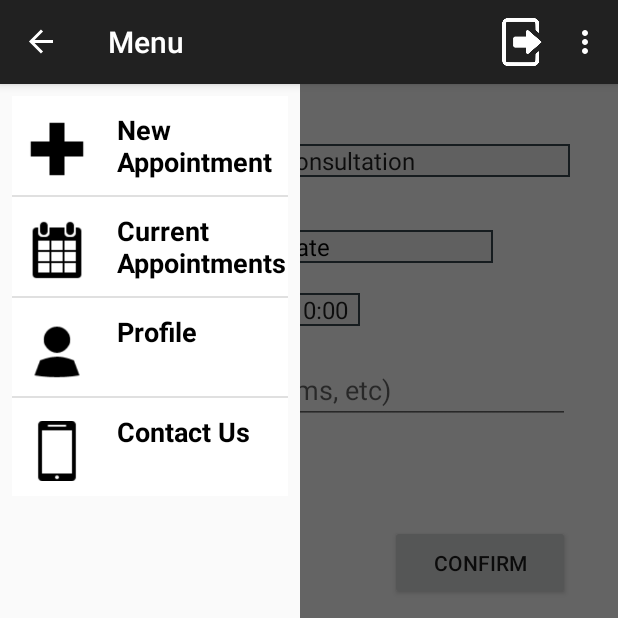
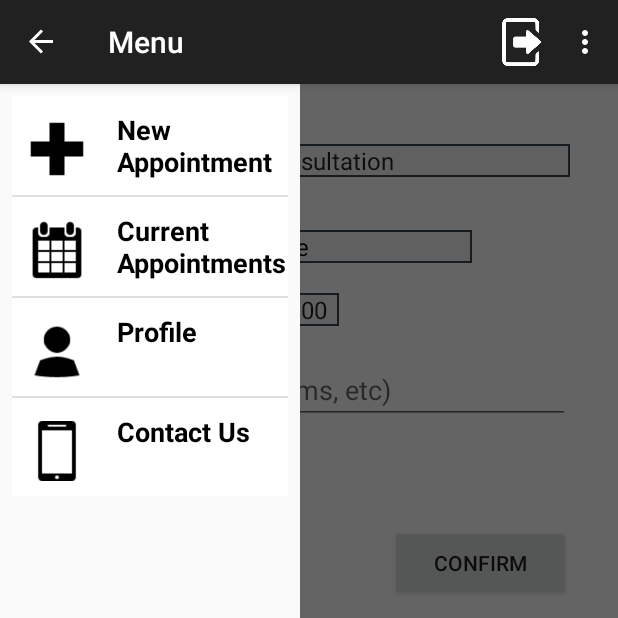
Before and after one commit to jayel92/AceCoders, an Android app: the ChangeAppt screen opened directly, with no data from a screen before it, with the side drawer open, on a phone screen of 412 x 824 dp, the top half of it. Run offline under Robolectric (Android 15) with nearby library versions, the phone set to English and light mode, and no system bars; 2 statements that could not run were skipped.

Commit message:
Improved UI

```diff
--- a/ABS v6/app/src/main/java/com/example/jianlongguo/abs/Activities/ApptInfoActivity.java
+++ b/ABS v6/app/src/main/java/com/example/jianlongguo/abs/Activities/ApptInfoActivity.java
@@ -92,7 +92,7 @@ public class ApptInfoActivity extends BaseActivity implements View.OnClickListen
     public void onClick(View v){
         switch(v.getId()){
             case R.id.cancelApptBut:
-                CancelApptDialog dia = new CancelApptDialog(this);
+                CancelApptDialog dia = new CancelApptDialog(this,p1,appt);
                 dia.show();
                 break;
             case R.id.changeApptBut:
--- a/ABS v6/app/src/main/java/com/example/jianlongguo/abs/Activities/ChangeAppt.java
+++ b/ABS v6/app/src/main/java/com/example/jianlongguo/abs/Activities/ChangeAppt.java
@@ -6,6 +6,7 @@ import android.os.Bundle;
 import com.example.jianlongguo.abs.Entities.Appointment;
 import com.example.jianlongguo.abs.Entities.Patient;
 import com.google.gson.Gson;
+
 
 /**
  * Created by jianlongguo on 15/4/15.
@@ -18,7 +19,7 @@ public class ChangeAppt extends NewAppt {
     @Override
     protected void onCreate(Bundle savedInstanceState) {
         super.onCreate(savedInstanceState);
-        setContentView(R.layout.activity_new_appt);
+        setContentView(R.layout.activity_edit_appt);
 
         String jsonMyObject = null;
         Bundle extras = getIntent().getExtras();
--- a/ABS v6/app/src/main/java/com/example/jianlongguo/abs/Activities/DisplayCurrAppt.java
+++ b/ABS v6/app/src/main/java/com/example/jianlongguo/abs/Activities/DisplayCurrAppt.java
@@ -171,7 +171,7 @@ public class DisplayCurrAppt extends BaseActivity implements AdapterView.OnItemC
                 this.ent = result;
             else if (result.getClinic() == "Dental")
                 this.den = result;
-            else if (result.getClinic() == "Women")
+            else if (result.getClinic() == "Women's Health")
                 this.women = result;
 
             apptArray.add(result);
--- a/ABS v6/app/src/main/java/com/example/jianlongguo/abs/Activities/NewAppt.java
+++ b/ABS v6/app/src/main/java/com/example/jianlongguo/abs/Activities/NewAppt.java
@@ -185,7 +185,7 @@ public class NewAppt extends BaseActivity implements OnItemSelectedListener, OnC
                     else
                         referral = "0";
                     try {
-                        new NewApptBackground(this).execute(p1.getNric(),desStr,dateStr,time,referral,type,clinic);
+                        new NewApptBackground(this,p1).execute(p1.getNric(),desStr,dateStr,time,referral,type,clinic);
 
                     } catch (Exception e) {
                         descTxt.setText(e.toString());
--- a/ABS v6/app/src/main/java/com/example/jianlongguo/abs/Activities/ResetPasswordDialog.java
+++ b/ABS v6/app/src/main/java/com/example/jianlongguo/abs/Activities/ResetPasswordDialog.java
@@ -44,7 +44,7 @@ public class ResetPasswordDialog extends Dialog implements View.OnClickListener
     public void onClick(View v) {
         switch (v.getId()) {
             case R.id.cancelBut:
-                c.finish();
+                dismiss();
                 break;
             case R.id.submitBut:
                 //do something
--- a/ABS v6/app/src/main/java/com/example/jianlongguo/abs/DB/DisplayBackground.java
+++ b/ABS v6/app/src/main/java/com/example/jianlongguo/abs/DB/DisplayBackground.java
@@ -2,13 +2,10 @@ package com.example.jianlongguo.abs.DB;
 
 import android.content.Context;
 import android.os.AsyncTask;
-import android.widget.Toast;
 
 import com.example.jianlongguo.abs.Activities.AsyncResponse;
-import com.example.jianlongguo.abs.Drawer.ApptAdapter;
 import com.example.jianlongguo.abs.Entities.Appointment;
 import com.example.jianlongguo.abs.Entities.Patient;
-
 
 import java.io.BufferedReader;
 import java.io.InputStreamReader;
@@ -65,7 +62,7 @@ protected Appointment doInBackground(Object... arg0) {
                 for(int i=0;i<14; i++)
                     arr[i] = "";
                 arr = res.split("<br>",-1);
-                appt  = new Appointment("ENT",arr[0],arr[1],arr[2],arr[3],arr[4],arr[5],arr[6]);
+                appt  = new Appointment(arr[0],arr[1],arr[2],arr[3],arr[4],arr[5],arr[6],arr[7]);
 
                 return appt;
             }
--- a/ABS v6/app/src/main/java/com/example/jianlongguo/abs/DB/DisplayDentalBackground.java
+++ b/ABS v6/app/src/main/java/com/example/jianlongguo/abs/DB/DisplayDentalBackground.java
@@ -2,13 +2,10 @@ package com.example.jianlongguo.abs.DB;
 
 import android.content.Context;
 import android.os.AsyncTask;
-import android.widget.Toast;
 
 import com.example.jianlongguo.abs.Activities.AsyncResponse;
-import com.example.jianlongguo.abs.Drawer.ApptAdapter;
 import com.example.jianlongguo.abs.Entities.Appointment;
 import com.example.jianlongguo.abs.Entities.Patient;
-
 
 import java.io.BufferedReader;
 import java.io.InputStreamReader;
@@ -65,7 +62,7 @@ public class DisplayDentalBackground extends AsyncTask<Object, String, Appointme
                 for(int i=0;i<14; i++)
                     arr[i] = "";
                 arr = res.split("<br>",-1);
-                appt  = new Appointment("Dental",arr[0],arr[1],arr[2],arr[3],arr[4],arr[5],arr[6]);
+                appt  = new Appointment(arr[0],arr[1],arr[2],arr[3],arr[4],arr[5],arr[6],arr[7]);
 
                 return appt;
             }
--- a/ABS v6/app/src/main/java/com/example/jianlongguo/abs/DB/ProfileEditBackground.java
+++ b/ABS v6/app/src/main/java/com/example/jianlongguo/abs/DB/ProfileEditBackground.java
@@ -3,11 +3,11 @@ package com.example.jianlongguo.abs.DB;
 import android.content.Context;
 import android.content.Intent;
 import android.os.AsyncTask;
-import android.os.Bundle;
 import android.widget.Toast;
 
 import com.example.jianlongguo.abs.Activities.ManageProfile;
 import com.example.jianlongguo.abs.Entities.Patient;
+import com.google.gson.Gson;
 
 import java.io.BufferedReader;
 import java.io.InputStreamReader;
@@ -15,7 +15,6 @@ import java.io.OutputStreamWriter;
 import java.net.URL;
 import java.net.URLConnection;
 import java.net.URLEncoder;
-import com.google.gson.Gson;
 
 /**
  * Created by Boonyh on 3/22/2015.
@@ -40,7 +39,7 @@ public class ProfileEditBackground extends AsyncTask<Void, Void, String> {
 
         protected String doInBackground(Void... arg0) {
             try {
-               ;
+
 
 
                 String link = "http://acecoders.netau.net/editProfile.php";
--- /dev/null
+++ b/ABS v6/app/src/main/res/layout/activity_edit_appt.xml
@@ -0,0 +1,191 @@
+
+<android.support.v4.widget.DrawerLayout xmlns:android="http://schemas.android.com/apk/res/android"
+    android:id="@+id/drawer_layout"
+    android:layout_width="match_parent"
+    android:layout_height="match_parent">
+
+    <FrameLayout
+        android:id="@+id/content_frame"
+        android:layout_width="match_parent"
+        android:layout_height="match_parent" >
+        <ScrollView
+            xmlns:tools="http://schemas.android.com/tools"
+            android:layout_width="fill_parent"
+            android:layout_height="fill_parent"
+            android:paddingBottom="@dimen/activity_vertical_margin"
+            android:paddingLeft="@dimen/activity_horizontal_margin"
+            android:paddingRight="@dimen/activity_horizontal_margin"
+            android:paddingTop="@dimen/activity_vertical_margin"
+            tools:context="com.example.jianlongguo.abs.NewAppt"
+            android:fillViewport="true"
+            >
+            <RelativeLayout xmlns:android="http://schemas.android.com/apk/res/android"
+                xmlns:tools="http://schemas.android.com/tools" android:layout_width="match_parent"
+                android:layout_height="match_parent" android:paddingLeft="@dimen/activity_horizontal_margin"
+                android:paddingRight="@dimen/activity_horizontal_margin"
+                android:paddingTop="@dimen/activity_vertical_margin"
+                android:paddingBottom="@dimen/activity_vertical_margin"
+                tools:context="com.example.jianlongguo.abs.Activities.ContactUsActivity"
+                android:focusableInTouchMode="true"
+                android:id="@+id/appt">
+
+
+                <CheckBox
+                    android:layout_width="wrap_content"
+                    android:layout_height="wrap_content"
+                    android:text="I have a referral"
+                    android:id="@+id/referralChk"
+                    android:checked="false"
+                    android:layout_below="@+id/descTxt"
+                    android:layout_alignParentLeft="true"
+                    android:layout_alignParentStart="true"
+                    android:layout_marginBottom="15dp" />
+
+                <Button
+                    android:layout_width="120dp"
+                    android:layout_height="50dp"
+                    android:text="Confirm"
+                    android:id="@+id/confirmBut"
+                    android:layout_below="@+id/referralChk"
+                    android:layout_alignParentRight="true"
+                    android:layout_alignParentEnd="true" />
+
+                <Button
+                    android:layout_width="120dp"
+                    android:layout_height="50dp"
+                    android:text="Cancel"
+                    android:id="@+id/exitNewBut"
+                    android:layout_alignBaseline="@+id/confirmBut"
+                    android:layout_alignBottom="@+id/confirmBut"
+                    android:layout_alignLeft="@+id/referralChk"
+                    android:layout_alignStart="@+id/referralChk" />
+
+                <EditText
+                    android:layout_width="wrap_content"
+                    android:layout_height="wrap_content"
+                    android:inputType="textMultiLine"
+                    android:ems="10"
+                    android:id="@+id/descTxt"
+                    android:hint="Comments (Symptoms, etc)"
+                    android:layout_below="@+id/timeSpinner"
+                    android:layout_alignParentRight="true"
+                    android:layout_alignParentEnd="true"
+                    android:layout_alignLeft="@+id/referralChk"
+                    android:layout_alignStart="@+id/referralChk"
+                    android:layout_marginTop="20dp"
+                    android:layout_marginBottom="20dp" />
+
+                <Spinner
+                    android:layout_width="wrap_content"
+                    android:layout_height="wrap_content"
+                    android:id="@+id/timeSpinner"
+                    android:entries="@array/timeslots"
+                    android:prompt="@string/timing_prompt"
+                    android:spinnerMode="dialog"
+                    android:layout_alignTop="@+id/apptTimeLabel"
+                    android:background="@drawable/text"
+                    android:layout_alignLeft="@+id/apptDateTxt"
+                    android:layout_alignStart="@+id/apptDateTxt" />
+
+                <TextView
+                    android:layout_width="wrap_content"
+                    android:layout_height="wrap_content"
+                    android:textAppearance="?android:attr/textAppearanceMedium"
+                    android:text="Select Date:"
+                    android:id="@+id/apptDateLabel"
+                    android:layout_below="@+id/typeLabel"
+                    android:layout_alignParentLeft="true"
+                    android:layout_alignParentStart="true"
+                    android:layout_marginTop="30dp"
+                    />
+
+                <TextView
+                    android:layout_width="wrap_content"
+                    android:layout_height="wrap_content"
+                    android:textAppearance="?android:attr/textAppearanceMedium"
+                    android:text="Select Time:"
+                    android:id="@+id/apptTimeLabel"
+                    android:layout_below="@+id/apptDateLabel"
+                    android:layout_alignLeft="@+id/apptDateLabel"
+                    android:layout_alignStart="@+id/apptDateLabel"
+                    android:layout_marginTop="20dp" />
+
+                <TextView
+                    android:layout_width="wrap_content"
+                    android:layout_height="wrap_content"
+                    android:ems="10"
+                    android:id="@+id/apptDateTxt"
+                    android:textSize="16dp"
+                    style="?android:attr/spinnerStyle"
+                    android:text="Appt Date"
+                    android:textColor="#000000"
+                    android:gravity="start"
+                    android:background="@drawable/text"
+                    android:layout_toRightOf="@+id/apptDateLabel"
+                    android:layout_above="@+id/apptTimeLabel"
+                    android:layout_alignLeft="@+id/clinicDD"
+                    android:layout_alignStart="@+id/clinicDD"
+                    android:paddingLeft="7dp"/>
+
+                <Spinner
+                    android:layout_width="match_parent"
+                    android:layout_height="wrap_content"
+                    android:id="@+id/typeSpinner"
+                    android:spinnerMode="dialog"
+                    android:contentDescription="Select Clinic"
+                    android:entries="@array/apptType"
+                    android:prompt="@string/type_prompt"
+                    android:background="@drawable/text"
+                    android:layout_below="@+id/clinicDD"
+                    android:layout_marginTop="8dp"
+                    android:layout_alignParentRight="false"
+                    android:paddingBottom="-25dp"
+                    android:layout_alignLeft="@+id/timeSpinner"
+                    android:layout_alignStart="@+id/timeSpinner" />
+
+                <TextView
+                    android:layout_width="wrap_content"
+                    android:layout_height="wrap_content"
+                    android:textAppearance="?android:attr/textAppearanceMedium"
+                    android:text="Select Type:"
+                    android:id="@+id/typeLabel"
+                    android:layout_alignTop="@+id/typeSpinner"
+                    android:layout_alignParentLeft="true"
+                    android:layout_alignParentStart="true" />
+
+            </RelativeLayout>
+        </ScrollView>
+    </FrameLayout>
+
+    <!--The navigation drawer-->
+    <RelativeLayout
+        android:layout_width="200dp"
+        android:layout_height="match_parent"
+        android:id="@+id/drawer"
+        android:layout_gravity="start">
+
+        <!-- Profile Box -->
+        <RelativeLayout
+            android:layout_width="match_parent"
+            android:layout_height="500dp"
+            android:id="@+id/profile"
+            android:background="@color/background_material_light"
+            android:padding="8dp">
+
+            -->
+            <LinearLayout
+                android:layout_width="wrap_content"
+                android:layout_height="wrap_content"
+                android:layout_centerVertical="false">
+
+                <ListView
+                    android:id="@+id/navList"
+                    android:layout_width="200dp"
+                    android:layout_height="match_parent"
+                    android:choiceMode="singleChoice"
+                    android:background="#ffffffff" />
+            </LinearLayout>
+
+        </RelativeLayout>
+    </RelativeLayout>
+</android.support.v4.widget.DrawerLayout>
```
Also changed, not shown: ABS v6/app/src/main/java/com/example/jianlongguo/abs/Activities/CancelApptDialog.java (+12 -2 lines), ABS v6/app/src/main/java/com/example/jianlongguo/abs/DB/DeleteBackground.java (added, +93 -0 lines), ABS v6/app/src/main/java/com/example/jianlongguo/abs/DB/DisplayWomenBackground.java (+2 -5 lines), ABS v6/app/src/main/java/com/example/jianlongguo/abs/DB/NewApptBackground.java (+8 -7 lines), ABS v6/app/src/main/res/layout/prompts.xml (+18 -5 lines).
